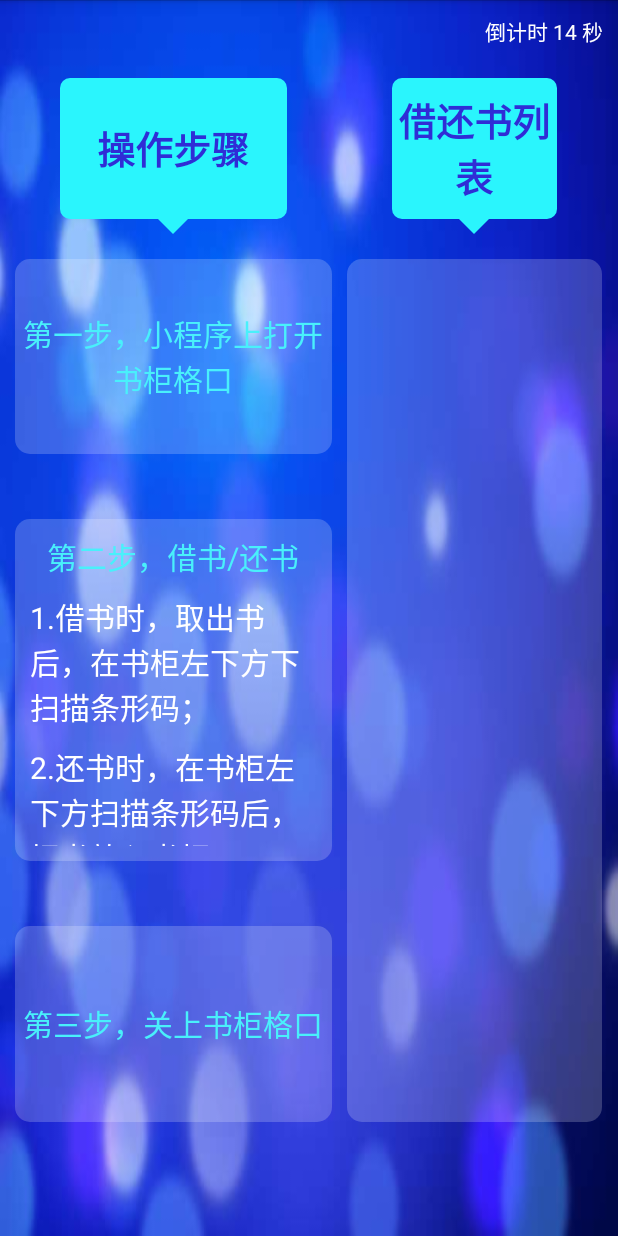
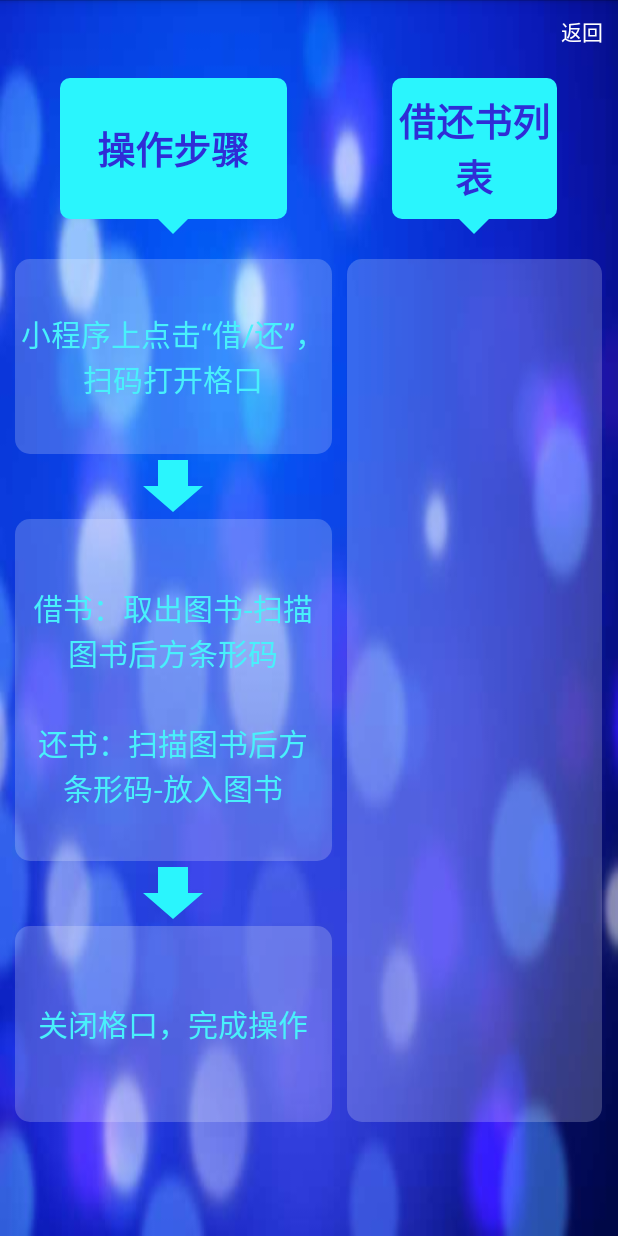
Before and after one commit to zjwzYang/BaobeishuApp, an Android app: the CodeListActivity screen opened directly, with no data from a screen before it, on a phone screen of 412 x 824 dp. Run offline under Robolectric (Android 15) with nearby library versions, the phone set to English and light mode, and no system bars; our stand-ins replace EventBus.

Commit message:
修改扫描界面的布局

```diff
--- a/app/src/main/java/com/microbookcase/WSActivity.java
+++ b/app/src/main/java/com/microbookcase/WSActivity.java
@@ -14,6 +14,7 @@ import android.view.View;
 import android.view.Window;
 import android.widget.Button;
 import android.widget.ImageView;
+import android.widget.LinearLayout;
 import android.widget.TextView;
 
 import com.andea.microbook.R;
@@ -46,6 +47,8 @@ public class WSActivity extends Activity implements android.view.View.OnTouchLis
     private TextView mBackV;
     private TextView mCheck;
 
+    private LinearLayout mTestLinear;
+
     @Override
     protected void onCreate(Bundle savedInstanceState) {
         super.onCreate(savedInstanceState);
@@ -75,11 +78,14 @@ public class WSActivity extends Activity implements android.view.View.OnTouchLis
 //                EventBus.getDefault().post("reconnect");
             }
         });
+        mTestLinear = findViewById(R.id.ws_test_linear);
         mCheck = findViewById(R.id.ws_code_check);
         if (WebSocketUtil.IS_TEST) {
             mCheck.setText("当前ip地址：" + WebSocketUtil.TEST_IP);
+            mTestLinear.setVisibility(View.VISIBLE);
         } else {
             mCheck.setText("当前ip地址：" + WebSocketUtil.IP);
+            mTestLinear.setVisibility(View.GONE);
         }
         mCheck.setOnClickListener(new View.OnClickListener() {
             @Override
--- a/app/src/main/java/com/microbookcase/service/MyWebSocket.java
+++ b/app/src/main/java/com/microbookcase/service/MyWebSocket.java
@@ -5,7 +5,6 @@ import android.content.Context;
 import android.content.SharedPreferences;
 import android.text.TextUtils;
 import android.util.Log;
-import android.widget.Toast;
 
 import com.alibaba.fastjson.JSON;
 import com.andea.lockuntils.LockUtils;
@@ -196,6 +195,7 @@ public class MyWebSocket implements Runnable {
                 // 暂时处理
                 stopSendBeat();
                 startReconnect();
+                // Toast.makeText(WSApplication.app, code + " , " + reason, Toast.LENGTH_SHORT).show();
             }
 
             @Override
@@ -211,7 +211,7 @@ public class MyWebSocket implements Runnable {
                 // Log.i(TAG, payLoad);
                 WebSocketMessageBean bean = JSON.parseObject(payLoad, WebSocketMessageBean.class);
                 //new TypeReference<WebSocketMessageBean>() {});
-                Toast.makeText(WSApplication.app, bean.getAction(), Toast.LENGTH_SHORT).show();
+                //Toast.makeText(WSApplication.app, bean.getAction(), Toast.LENGTH_SHORT).show();
 
                 /**
                  * 书柜主体业务逻辑
--- a/app/src/main/java/com/microbookcase/service/WebSocketUtil.java
+++ b/app/src/main/java/com/microbookcase/service/WebSocketUtil.java
@@ -2,7 +2,7 @@ package com.microbookcase.service;
 
 public class WebSocketUtil {
     private static final String WS = "ws://";
-    public static final String IP = "2a943044t6.zicp.vip"; // 本地：2a943044t6.zicp.vip  线上：www.fayshine.cn  测试：www.qukandian573.com
+    public static final String IP = "www.fayshine.cn"; // 本地：2a943044t6.zicp.vip  线上：www.fayshine.cn  测试：www.qukandian573.com
     private static final String PORT = ":80";
     public static final String DEVICE_NAME = "device2";
     private static final String URL = "/device/" + DEVICE_NAME;
@@ -12,8 +12,8 @@ public class WebSocketUtil {
     public static final String get_code_book = "http://192.168.124.56:9090/out/findProductByBarcode?devicename=" + DEVICE_NAME + "&barcode=";
 
     public static final String TEST_IP = "www.qukandian573.com";
-    public static final String get_code_book_test = "https://www.qukandian573.com/admin/out/findProductByBarcode?devicename=" + DEVICE_NAME + "&barcode=";
+    public static final String get_code_book_test = "http://admin.qukandian573.com/out/findProductByBarcode?devicename=" + DEVICE_NAME + "&barcode=";
     public static final String ROOT_URL_TEST = WS + TEST_IP + PORT + URL;
 
-    public static boolean IS_TEST = true;
+    public static boolean IS_TEST = false;
 }
--- /dev/null
+++ b/app/src/main/java/com/microbookcase/view/ArrowView.java
@@ -0,0 +1,65 @@
+package com.microbookcase.view;
+
+import android.content.Context;
+import android.graphics.Canvas;
+import android.graphics.Paint;
+import android.graphics.Path;
+import android.support.annotation.Nullable;
+import android.support.v4.content.ContextCompat;
+import android.util.AttributeSet;
+import android.util.Log;
+import android.view.View;
+
+import com.andea.microbook.R;
+
+/**
+ * Created on 2020/5/20 13:01
+ * 箭头.
+ *
+ * @author yj
+ * @org 浙江房超信息科技有限公司
+ */
+public class ArrowView extends View {
+
+    private Paint paint;
+    private int width;
+    private int height;
+
+    public ArrowView(Context context) {
+        this(context, null);
+    }
+
+    public ArrowView(Context context, @Nullable AttributeSet attrs) {
+        this(context, attrs, -1);
+    }
+
+    public ArrowView(Context context, @Nullable AttributeSet attrs, int defStyleAttr) {
+        super(context, attrs, defStyleAttr);
+        init();
+    }
+
+    private void init() {
+        paint = new Paint();
+        paint.setAntiAlias(true);   //设置画笔抗锯齿
+        paint.setStrokeWidth(2);    //设置线宽
+        paint.setColor(ContextCompat.getColor(getContext(), R.color.color_arrow));  //设置线的颜色
+    }
+
+    @Override
+    protected void onDraw(Canvas canvas) {
+        width = getWidth();
+        height = getHeight();
+        Log.i("12345678", "onDraw: " + height);
+        Path path = new Path();
+        path.moveTo(0, height / 2);
+        path.lineTo(width / 4, height / 2);
+        path.lineTo(width / 4, height / 10);
+        path.lineTo(width * 3 / 4, height / 10);
+        path.lineTo(width * 3 / 4, height / 2);
+        path.lineTo(width, height / 2);
+        path.lineTo(width / 2, height * 9 / 10);
+        path.close();
+        canvas.drawPath(path, paint);
+        super.onDraw(canvas);
+    }
+}
--- a/app/src/main/res/layout/activity_code_list.xml
+++ b/app/src/main/res/layout/activity_code_list.xml
@@ -78,9 +78,11 @@
 
                 </LinearLayout>
 
-                <View
-                    android:layout_width="match_parent"
+                <com.microbookcase.view.ArrowView
+                    android:id="@+id/code_step_arrow1"
+                    android:layout_width="40dp"
                     android:layout_height="0dp"
+                    android:layout_gravity="center_horizontal"
                     android:layout_weight="40" />
 
                 <LinearLayout
@@ -99,33 +101,37 @@
                         android:gravity="center_horizontal"
                         android:text="@string/code_step_two"
                         android:textColor="#49F0FB"
-                        android:textSize="20sp" />
+                        android:textSize="20sp"
+                        android:visibility="gone" />
 
                     <TextView
                         android:id="@+id/code_step_two_one"
                         android:layout_width="match_parent"
                         android:layout_height="wrap_content"
                         android:layout_marginTop="10dp"
+                        android:gravity="center_horizontal"
                         android:text="@string/code_step_two_one"
-                        android:textColor="#ffffff"
+                        android:textColor="#49F0FB"
                         android:textSize="20sp" />
 
                     <TextView
                         android:id="@+id/code_step_two_two"
                         android:layout_width="match_parent"
                         android:layout_height="wrap_content"
-                        android:layout_marginTop="10dp"
+                        android:layout_marginTop="30dp"
+                        android:gravity="center_horizontal"
                         android:text="@string/code_step_two_two"
-                        android:textColor="#ffffff"
+                        android:textColor="#49F0FB"
                         android:textSize="20sp" />
 
                 </LinearLayout>
 
-                <View
-                    android:layout_width="match_parent"
+                <com.microbookcase.view.ArrowView
+                    android:id="@+id/code_step_arrow2"
+                    android:layout_width="40dp"
                     android:layout_height="0dp"
+                    android:layout_gravity="center_horizontal"
                     android:layout_weight="40" />
-
 
                 <TextView
                     android:id="@+id/code_step_three"
--- a/app/src/main/res/layout/activity_ws.xml
+++ b/app/src/main/res/layout/activity_ws.xml
@@ -15,6 +15,7 @@
         android:visibility="visible">
 
         <LinearLayout
+            android:id="@+id/ws_test_linear"
             android:layout_width="wrap_content"
             android:layout_height="wrap_content"
             android:layout_gravity="center_horizontal"
--- a/app/src/main/res/values/strings.xml
+++ b/app/src/main/res/values/strings.xml
@@ -50,9 +50,9 @@
     <string name="editText_hint">打开1号箱请输入：open 1</string>
     <string name="ws_send">发送</string>
 
-    <string name="code_step_one">第一步，小程序上打开书柜格口</string>
+    <string name="code_step_one">小程序上点击“借/还”，扫码打开格口</string>
     <string name="code_step_two">第二步，借书/还书</string>
-    <string name="code_step_two_one">1.借书时，取出书后，在书柜左下方下扫描条形码；</string>
-    <string name="code_step_two_two">2.还书时，在书柜左下方扫描条形码后，把书放入书柜；</string>
-    <string name="code_step_three">第三步，关上书柜格口</string>
+    <string name="code_step_two_one">借书：取出图书-扫描图书后方条形码</string>
+    <string name="code_step_two_two">还书：扫描图书后方条形码-放入图书</string>
+    <string name="code_step_three">关闭格口，完成操作</string>
 </resources>
```
Also changed, not shown: app/src/main/java/com/microbookcase/CodeListActivity.java (+46 -13 lines), 2 other files.
